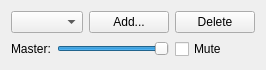
Before: the Qt Designer form MusicCtrlUi.ui in Veggie13/Genesis1, drawn with Qt 5.
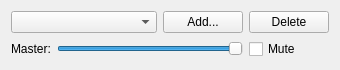
After: the same form once the commit is applied.

Patch:
```diff
--- a/MusicCtrlUi.ui
+++ b/MusicCtrlUi.ui
@@ -5,10 +5,28 @@
    <rect>
     <x>0</x>
     <y>0</y>
-    <width>249</width>
+    <width>340</width>
     <height>70</height>
    </rect>
   </property>
+  <property name="sizePolicy" >
+   <sizepolicy vsizetype="Fixed" hsizetype="Fixed" >
+    <horstretch>0</horstretch>
+    <verstretch>0</verstretch>
+   </sizepolicy>
+  </property>
+  <property name="minimumSize" >
+   <size>
+    <width>340</width>
+    <height>70</height>
+   </size>
+  </property>
+  <property name="maximumSize" >
+   <size>
+    <width>340</width>
+    <height>70</height>
+   </size>
+  </property>
   <layout class="QGridLayout" >
    <item row="0" column="0" >
     <widget class="QComboBox" name="m_playlistCbo" >
```
